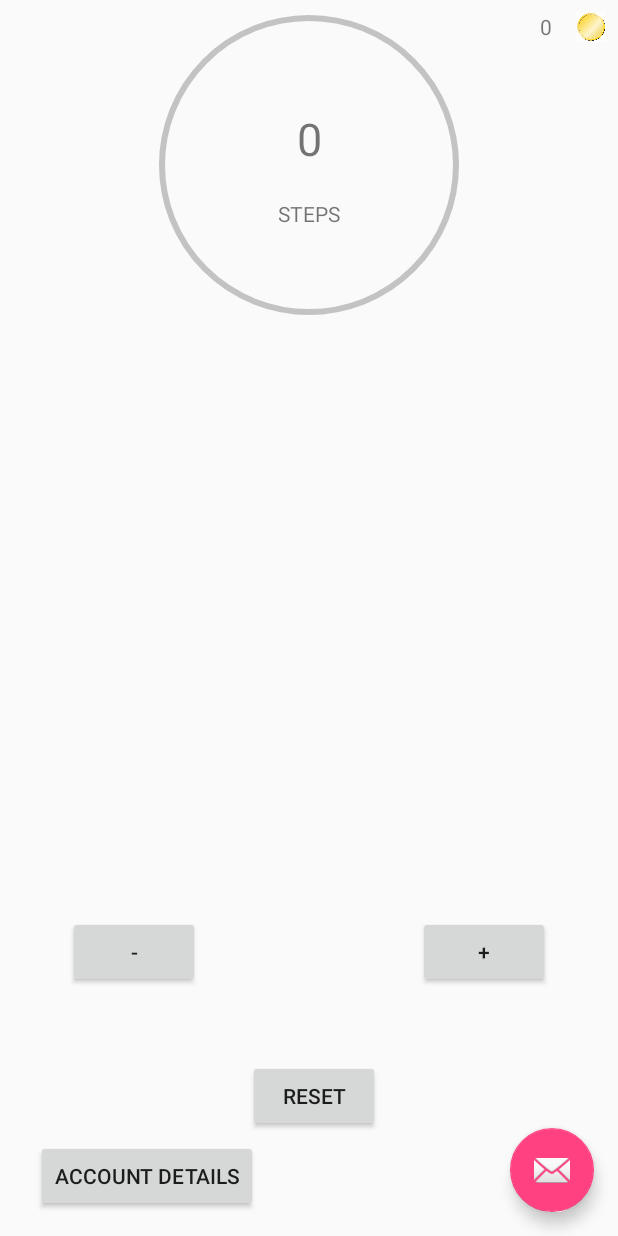
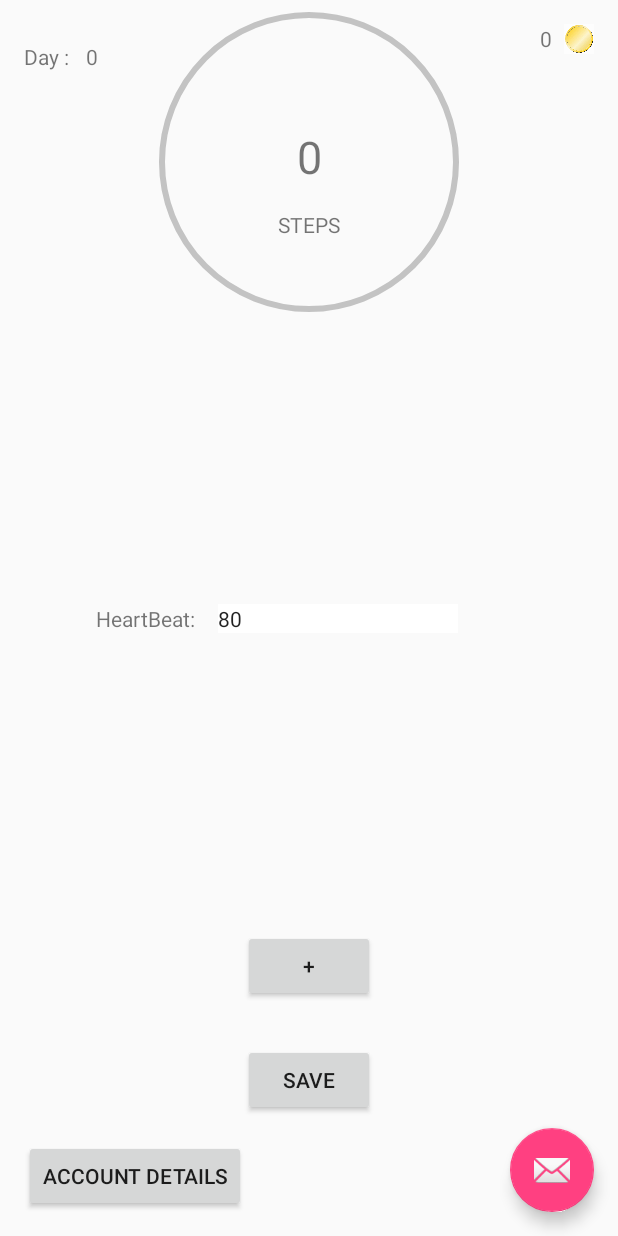
Before and after one commit to alvindrakes/HealthcareApp, an Android app: the MainActivity screen opened directly, with no data from a screen before it, on a phone screen of 412 x 824 dp. Run offline under Robolectric (Android 15) with nearby library versions, the phone set to English and light mode, and no system bars; our stand-ins replace Firebase (no records; nobody signed in at launch, a user with empty details on screens opened directly); 1 statement that could not run was skipped.

Commit message:
added storing of steps & heart

```diff
--- a/app/src/main/java/com/alvindrakes/loginpage/MainActivity.java
+++ b/app/src/main/java/com/alvindrakes/loginpage/MainActivity.java
@@ -4,26 +4,41 @@ package com.alvindrakes.loginpage;
 import android.content.Intent;
 import android.os.Bundle;
 import android.support.design.widget.FloatingActionButton;
-import android.support.design.widget.Snackbar;
 import android.support.v7.app.AppCompatActivity;
+import android.util.Log;
 import android.view.Menu;
 import android.view.MenuItem;
 import android.view.MotionEvent;
 import android.view.View;
 import android.widget.Button;
+import android.widget.EditText;
 import android.widget.TextView;
+import android.widget.Toast;
+
+import com.google.firebase.auth.FirebaseAuth;
+import com.google.firebase.auth.FirebaseUser;
+import com.google.firebase.database.DataSnapshot;
+import com.google.firebase.database.DatabaseError;
+import com.google.firebase.database.FirebaseDatabase;
+import com.google.firebase.database.ValueEventListener;
 
 public class MainActivity extends AppCompatActivity {
 
     Button IncBtn;
-    Button DecBtn;
-    Button ResetBtn;
+    Button SaveBtn;
     Button AccountBtn;
     TextView progress;
     TextView coins;
-    int progress_value = 0;
-    int coins_amount=0;
+    TextView dayValue;
+    EditText heartData;
+
     CircleProgressBar Goal;
+
+    User user;
+    FirebaseUser firebaseUser;
+
+    StatisticData data = new StatisticData();
+
 
     @Override
     protected void onCreate(Bundle savedInstanceState) {
@@ -32,6 +47,22 @@ public class MainActivity extends AppCompatActivity {
 //        Toolbar toolbar = (Toolbar) findViewById(R.id.toolbar);
 //        setSupportActionBar(toolbar);
 
+        firebaseUser = FirebaseAuth.getInstance().getCurrentUser();
+        FirebaseDatabase.getInstance()
+            .getReference()
+            .child("users")
+            .child(firebaseUser.getUid())
+            .addValueEventListener(new ValueEventListener() {
+                @Override
+                public void onDataChange (DataSnapshot dataSnapshot) {
+                    user = dataSnapshot.getValue(User.class);
+                    dayValue.setText(Integer.toString(user.getDay()));
+                }
+
+                @Override
+                public void onCancelled (DatabaseError databaseError) {
+                }
+            });
 
         FloatingActionButton fab = (FloatingActionButton) findViewById(R.id.store);
         fab.setOnClickListener(new View.OnClickListener() {
@@ -44,47 +75,47 @@ public class MainActivity extends AppCompatActivity {
 
         Goal = (CircleProgressBar) findViewById(R.id.DailyGoal);
         IncBtn = (Button) findViewById(R.id.IncBtn);
-        DecBtn = (Button) findViewById(R.id.DecBtn);
-        ResetBtn = (Button) findViewById(R.id.ResetBtn);
+        SaveBtn = (Button) findViewById(R.id.SaveBtn);
         AccountBtn = (Button) findViewById(R.id.go_to_account_details);
         progress = (TextView) findViewById(R.id.Progress);
         coins = (TextView) findViewById(R.id.amount);
+        dayValue = (TextView) findViewById(R.id.dayValue);
+        heartData = (EditText) findViewById(R.id.heartData);
 
-        ResetBtn.setOnClickListener(new View.OnClickListener() {
+        SaveBtn.setOnClickListener(new View.OnClickListener() {
             @Override
             public void onClick(View view) {
-                progress_value = 0;
+                data.setHeartData(Integer.parseInt(heartData.getText().toString().trim()));
+                StatisticData.updateData(data,user.getDay(),user.getCoin());
+
+                data.setSteps(0);
                 Goal.setProgress(0);
-                progress.setText(Integer.toString(progress_value));
+                progress.setText(Integer.toString(data.getSteps()));
+
+                user.setDay(user.getDay()+1);
+
+                Log.d("Status", "Save success");
+                Toast.makeText(MainActivity.this, "Save successfully.", Toast.LENGTH_SHORT).show();
             }
         });
 
         IncBtn.setOnTouchListener(new View.OnTouchListener() {
             @Override
             public boolean onTouch(View view, MotionEvent event) {
-                Goal.setProgress(progress_value);
-                if (progress_value != 1000)
-                    progress_value++;
-                progress.setText(Integer.toString(progress_value));
-                if (progress_value == 1000) {
-                    coins_amount++;
-                    coins.setText(Integer.toString(coins_amount));
+                data.setSteps(data.getSteps()+1);
+                progress.setText(Integer.toString(data.getSteps()));
+
+                if (data.getSteps() < 1000){
+                    Goal.setProgress(data.getSteps());
+                }
+                else {
+                    user.setCoin(user.getCoin() + 1);
+                    coins.setText(Integer.toString(user.getCoin()));
                 }
                 return false;
             }
             public boolean performClick() {
                 return true;
-            }
-        });
-
-        DecBtn.setOnTouchListener(new View.OnTouchListener() {
-            @Override
-            public boolean onTouch(View view, MotionEvent event) {
-                Goal.setProgress(progress_value);
-                if (progress_value != 0)
-                    progress_value--;
-                progress.setText(Integer.toString(progress_value));
-                return false;
             }
         });
 
--- a/app/src/main/res/layout/content_main.xml
+++ b/app/src/main/res/layout/content_main.xml
@@ -6,29 +6,16 @@
     android:layout_width="match_parent"
     android:layout_height="match_parent"
     tools:context="com.alvindrakes.loginpage.MainActivity"
+    tools:layout_editor_absoluteY="25dp"
     tools:showIn="@layout/activity_main">
 
 
     <Button
-        android:id="@+id/DecBtn"
+        android:id="@+id/SaveBtn"
         android:layout_width="wrap_content"
         android:layout_height="wrap_content"
-        android:layout_marginBottom="48dp"
-        android:layout_marginLeft="45dp"
-        android:text="-"
-        app:layout_constraintBottom_toTopOf="@+id/ResetBtn"
-        app:layout_constraintLeft_toLeftOf="parent"
-        tools:layout_constraintBottom_creator="1"
-        tools:layout_constraintLeft_creator="1" />
-
-    <Button
-        android:id="@+id/ResetBtn"
-        android:layout_width="wrap_content"
-        android:layout_height="wrap_content"
-        android:layout_marginBottom="69dp"
-        android:layout_marginLeft="14dp"
-        android:layout_marginRight="8dp"
-        android:text="Reset"
+        android:layout_marginBottom="80dp"
+        android:text="Save"
         app:layout_constraintBottom_toBottomOf="parent"
         app:layout_constraintLeft_toLeftOf="parent"
         app:layout_constraintRight_toRightOf="parent"
@@ -39,12 +26,11 @@
         android:id="@+id/IncBtn"
         android:layout_width="wrap_content"
         android:layout_height="wrap_content"
-        android:layout_marginRight="45dp"
+        android:layout_marginBottom="28dp"
         android:text="+"
-        app:layout_constraintBottom_toBottomOf="@+id/DecBtn"
+        app:layout_constraintBottom_toTopOf="@+id/SaveBtn"
+        app:layout_constraintLeft_toLeftOf="parent"
         app:layout_constraintRight_toRightOf="parent"
-        app:layout_constraintTop_toTopOf="@+id/DecBtn"
-        app:layout_constraintVertical_bias="0.0"
         tools:layout_constraintBottom_creator="1"
         tools:layout_constraintRight_creator="1"
         tools:layout_constraintTop_creator="1" />
@@ -53,9 +39,10 @@
         android:id="@+id/Progress"
         android:layout_width="wrap_content"
         android:layout_height="wrap_content"
-        android:layout_marginTop="72dp"
+        android:layout_marginTop="84dp"
         android:text="0"
         android:textSize="30sp"
+        app:layout_constraintHorizontal_bias="0.501"
         app:layout_constraintLeft_toLeftOf="parent"
         app:layout_constraintRight_toRightOf="parent"
         app:layout_constraintTop_toTopOf="parent" />
@@ -63,11 +50,12 @@
     <com.alvindrakes.loginpage.CircleProgressBar
         android:id="@+id/DailyGoal"
         android:layout_width="200dp"
-        android:layout_height="200dp"
-        android:layout_margin="10dp"
+        android:layout_height="338dp"
+        android:layout_marginEnd="8dp"
+        android:layout_marginStart="8dp"
         android:layout_marginTop="8dp"
-        app:layout_constraintLeft_toLeftOf="parent"
-        app:layout_constraintRight_toRightOf="parent"
+        app:layout_constraintEnd_toEndOf="parent"
+        app:layout_constraintStart_toStartOf="parent"
         app:layout_constraintTop_toTopOf="parent"
         app:progress="0"
         app:progressBarThickness="4dp" />
@@ -76,9 +64,9 @@
         android:id="@+id/steps"
         android:layout_width="wrap_content"
         android:layout_height="wrap_content"
-        android:layout_marginTop="20dp"
+        android:layout_marginTop="140dp"
         android:text="STEPS"
-        app:layout_constraintTop_toBottomOf="@+id/Progress"
+        app:layout_constraintTop_toTopOf="parent"
         custom:layout_constraintLeft_toLeftOf="parent"
         custom:layout_constraintRight_toRightOf="parent" />
 
@@ -86,17 +74,18 @@
         android:id="@+id/coin"
         android:layout_width="20dp"
         android:layout_height="20dp"
-        android:layout_marginEnd="8dp"
-        android:layout_marginTop="8dp"
-        app:layout_constraintEnd_toEndOf="parent"
+        android:layout_marginRight="16dp"
+        android:layout_marginTop="16dp"
+        app:layout_constraintRight_toRightOf="parent"
         app:layout_constraintTop_toTopOf="parent"
         custom:srcCompat="@drawable/coin" />
 
     <TextView
         android:id="@+id/amount"
-        android:layout_width="40dp"
-        android:layout_height="20dp"
-        android:layout_marginTop="8dp"
+        android:layout_width="wrap_content"
+        android:layout_height="wrap_content"
+        android:layout_marginEnd="8dp"
+        android:layout_marginTop="16dp"
         android:text="0"
         android:textAlignment="center"
         app:layout_constraintEnd_toStartOf="@+id/coin"
@@ -107,10 +96,61 @@
         android:layout_width="wrap_content"
         android:layout_height="wrap_content"
         android:layout_marginBottom="16dp"
-        android:layout_marginLeft="24dp"
+        android:layout_marginLeft="16dp"
         android:text="Account Details"
         app:layout_constraintBottom_toBottomOf="parent"
         custom:layout_constraintLeft_toLeftOf="parent" />
 
+    <TextView
+        android:id="@+id/heartView"
+        android:layout_width="wrap_content"
+        android:layout_height="wrap_content"
+        android:layout_marginBottom="8dp"
+        android:layout_marginStart="64dp"
+        android:layout_marginTop="8dp"
+        android:text="HeartBeat: "
+        app:layout_constraintBottom_toBottomOf="parent"
+        app:layout_constraintStart_toStartOf="parent"
+        app:layout_constraintTop_toTopOf="parent" />
+
+    <EditText
+        android:id="@+id/heartData"
+        android:layout_width="wrap_content"
+        android:layout_height="wrap_content"
+        android:layout_marginBottom="8dp"
+        android:layout_marginEnd="45dp"
+        android:layout_marginStart="12dp"
+        android:layout_marginTop="8dp"
+        android:background="#ffffff"
+        android:ems="10"
+        android:inputType="number"
+        android:text="80"
+        android:textSize="14sp"
+        app:layout_constraintBottom_toBottomOf="parent"
+        app:layout_constraintEnd_toEndOf="parent"
+        app:layout_constraintHorizontal_bias="0.0"
+        app:layout_constraintStart_toEndOf="@+id/heartView"
+        app:layout_constraintTop_toTopOf="parent" />
+
+    <TextView
+        android:id="@+id/dayText"
+        android:layout_width="wrap_content"
+        android:layout_height="wrap_content"
+        android:layout_marginLeft="16dp"
+        android:layout_marginTop="28dp"
+        android:text="Day : "
+        app:layout_constraintLeft_toLeftOf="parent"
+        custom:layout_constraintTop_toTopOf="parent" />
+
+    <TextView
+        android:id="@+id/dayValue"
+        android:layout_width="wrap_content"
+        android:layout_height="wrap_content"
+        android:layout_marginStart="8dp"
+        android:layout_marginTop="28dp"
+        android:text="0"
+        app:layout_constraintStart_toEndOf="@+id/dayText"
+        custom:layout_constraintTop_toTopOf="parent" />
+
 
 </android.support.constraint.ConstraintLayout>
```
Also changed, not shown: app/src/main/java/com/alvindrakes/loginpage/StatisticData.java (added, +50 -0 lines), app/src/main/java/com/alvindrakes/loginpage/User.java (+51 -26 lines).
